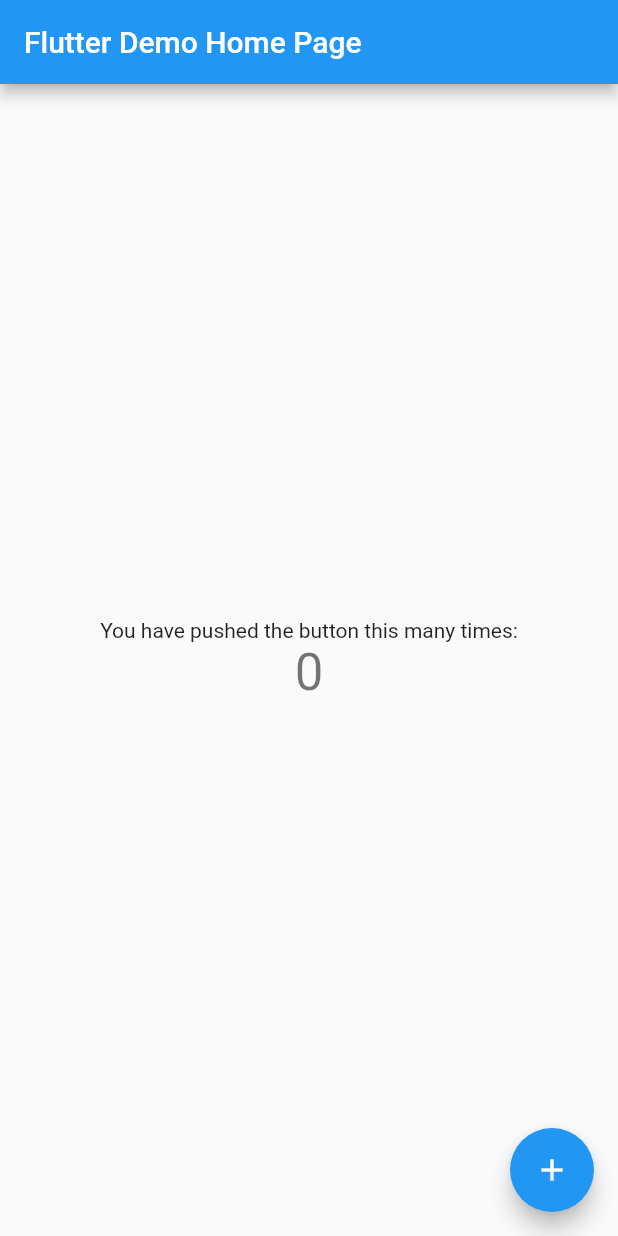
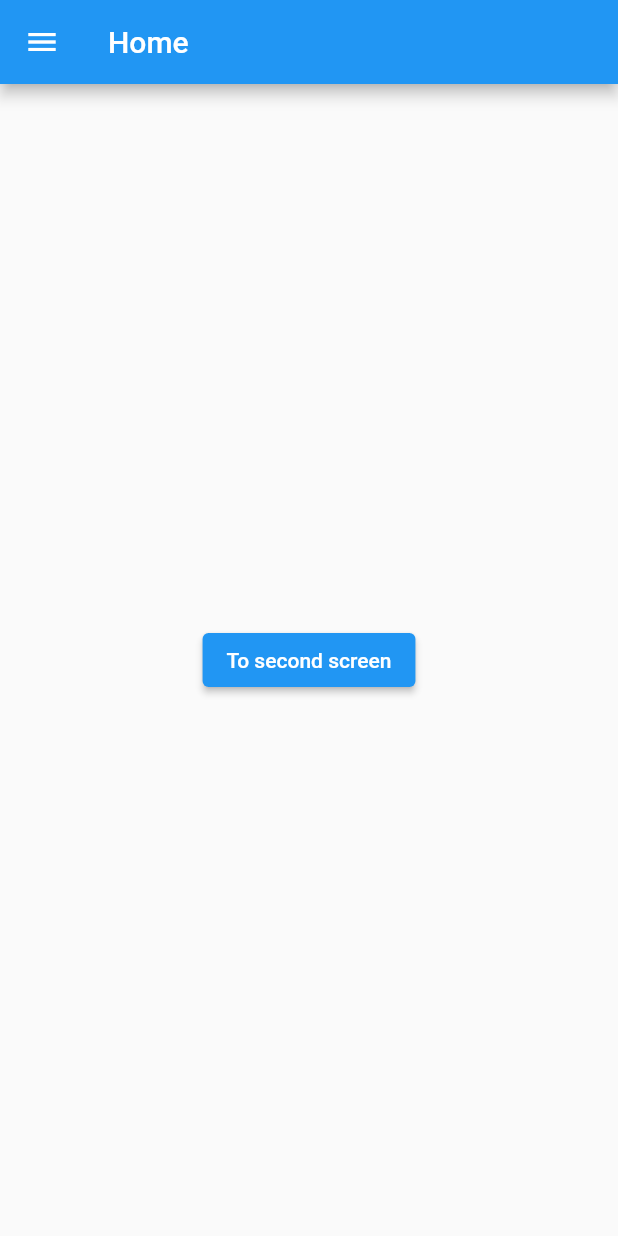
Before and after one commit to Nattawat16599/my_awesome_project, a Flutter app: the screen it shows after launch, on a phone screen of 412 x 824 dp. Run offline on Flutter 3.47's test engine with Material 2 defaults, Android fonts, the phone set to English and light mode, and no system bars.

Commit message:
เพิ่ม Screen

```diff
--- a/lib/main.dart
+++ b/lib/main.dart
@@ -1,115 +1,20 @@
 import 'package:flutter/material.dart';
+import 'package:my_awesome_project/screen/home_screen.dart';
 
 void main() {
-  runApp(const MyApp());
+  runApp(const Myapp());
 }
 
-class MyApp extends StatelessWidget {
-  const MyApp({Key? key}) : super(key: key);
-
-  // This widget is the root of your application.
+class Myapp extends StatelessWidget {
+  const Myapp({Key? key}) : super(key: key);
   @override
   Widget build(BuildContext context) {
     return MaterialApp(
       title: 'Flutter Demo',
       theme: ThemeData(
-        // This is the theme of your application.
-        //
-        // Try running your application with "flutter run". You'll see the
-        // application has a blue toolbar. Then, without quitting the app, try
-        // changing the primarySwatch below to Colors.green and then invoke
-        // "hot reload" (press "r" in the console where you ran "flutter run",
-        // or simply save your changes to "hot reload" in a Flutter IDE).
-        // Notice that the counter didn't reset back to zero; the application
-        // is not restarted.
         primarySwatch: Colors.blue,
       ),
-      home: const MyHomePage(title: 'Flutter Demo Home Page'),
+      home: HomeScreen(),
     );
   }
 }
-
-class MyHomePage extends StatefulWidget {
-  const MyHomePage({Key? key, required this.title}) : super(key: key);
-
-  // This widget is the home page of your application. It is stateful, meaning
-  // that it has a State object (defined below) that contains fields that affect
-  // how it looks.
-
-  // This class is the configuration for the state. It holds the values (in this
-  // case the title) provided by the parent (in this case the App widget) and
-  // used by the build method of the State. Fields in a Widget subclass are
-  // always marked "final".
-
-  final String title;
-
-  @override
-  State<MyHomePage> createState() => _MyHomePageState();
-}
-
-class _MyHomePageState extends State<MyHomePage> {
-  int _counter = 0;
-
-  void _incrementCounter() {
-    setState(() {
-      // This call to setState tells the Flutter framework that something has
-      // changed in this State, which causes it to rerun the build method below
-      // so that the display can reflect the updated values. If we changed
-      // _counter without calling setState(), then the build method would not be
-      // called again, and so nothing would appear to happen.
-      _counter++;
-    });
-  }
-
-  @override
-  Widget build(BuildContext context) {
-    // This method is rerun every time setState is called, for instance as done
-    // by the _incrementCounter method above.
-    //
-    // The Flutter framework has been optimized to make rerunning build methods
-    // fast, so that you can just rebuild anything that needs updating rather
-    // than having to individually change instances of widgets.
-    return Scaffold(
-      appBar: AppBar(
-        // Here we take the value from the MyHomePage object that was created by
-        // the App.build method, and use it to set our appbar title.
-        title: Text(widget.title),
-      ),
-      body: Center(
-        // Center is a layout widget. It takes a single child and positions it
-        // in the middle of the parent.
-        child: Column(
-          // Column is also a layout widget. It takes a list of children and
-          // arranges them vertically. By default, it sizes itself to fit its
-          // children horizontally, and tries to be as tall as its parent.
-          //
-          // Invoke "debug painting" (press "p" in the console, choose the
-          // "Toggle Debug Paint" action from the Flutter Inspector in Android
-          // Studio, or the "Toggle Debug Paint" command in Visual Studio Code)
-          // to see the wireframe for each widget.
-          //
-          // Column has various properties to control how it sizes itself and
-          // how it positions its children. Here we use mainAxisAlignment to
-          // center the children vertically; the main axis here is the vertical
-          // axis because Columns are vertical (the cross axis would be
-          // horizontal).
-          mainAxisAlignment: MainAxisAlignment.center,
-          children: <Widget>[
-            const Text(
-              'You have pushed the button this many times:',
-            ),
-            Text(
-              '$_counter',
-              style: Theme.of(context).textTheme.headline4,
-            ),
-          ],
-        ),
-      ),
-      floatingActionButton: FloatingActionButton(
-        onPressed: _incrementCounter,
-        tooltip: 'Increment',
-        child: const Icon(Icons.add),
-      ), // This trailing comma makes auto-formatting nicer for build methods.
-    );
-  }
-}
--- /dev/null
+++ b/lib/screen/home_screen.dart
@@ -0,0 +1,27 @@
+import 'package:flutter/material.dart';
+import 'package:my_awesome_project/screen/second_screen.dart';
+
+class HomeScreen extends StatelessWidget {
+  const HomeScreen({super.key});
+  @override
+  Widget build(BuildContext context) {
+    return Scaffold(
+      drawer: Drawer(
+        child: Text('Drawer'),
+      ),
+      appBar: AppBar(
+        title: Text('Home'),
+      ),
+      body: Center(
+        child: ElevatedButton(
+          onPressed: () {
+            Navigator.of(context).push(
+              MaterialPageRoute(builder: (context) => SecondScreen()),
+            );
+          },
+          child: Text('To second screen'),
+        ),
+      ),
+    );
+  }
+}
```
Also changed, not shown: lib/screen/second_screen.dart (added, +16 -0 lines), 1 other file.
